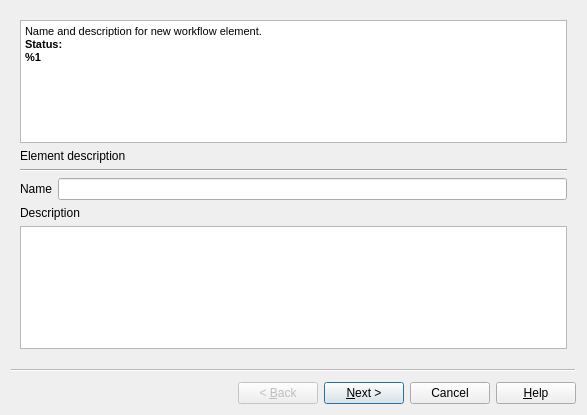
First picture: the form in src/plugins/workflow_designer/src/ui/ExternalProcessWorkerDialog.ui, repository violethaze74/ugene, before the edit.
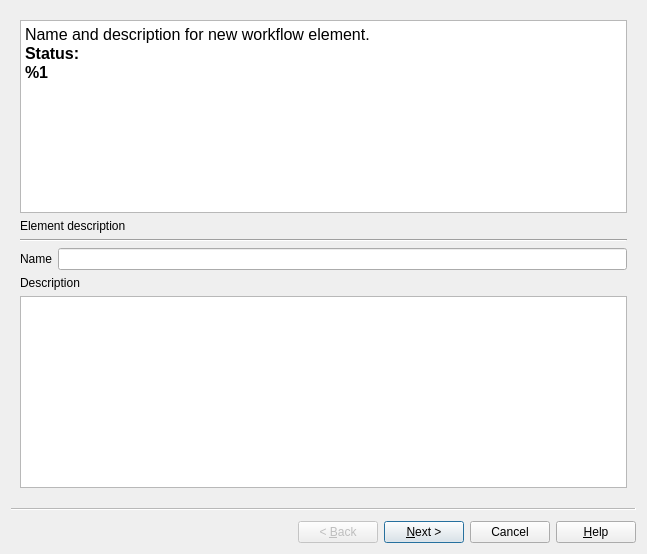
Second picture: the form after the edit.

Commit message: CreateExternalProcessDialog dialog layout fix

Patch:
```diff
--- a/src/plugins/workflow_designer/src/ui/ExternalProcessWorkerDialog.ui
+++ b/src/plugins/workflow_designer/src/ui/ExternalProcessWorkerDialog.ui
@@ -6,8 +6,8 @@
    <rect>
     <x>0</x>
     <y>0</y>
-    <width>587</width>
-    <height>415</height>
+    <width>647</width>
+    <height>554</height>
    </rect>
   </property>
   <property name="windowTitle">
@@ -21,6 +21,9 @@
   </property>
   <widget class="QWizardPage" name="wizardPage_2">
    <layout class="QVBoxLayout" name="verticalLayout_4">
+    <property name="sizeConstraint">
+     <enum>QLayout::SetMinAndMaxSize</enum>
+    </property>
     <item>
      <widget class="QTextEdit" name="descr1TextEdit">
       <property name="frameShape">
@@ -33,10 +36,10 @@
        <string>&lt;!DOCTYPE HTML PUBLIC &quot;-//W3C//DTD HTML 4.0//EN&quot; &quot;http://www.w3.org/TR/REC-html40/strict.dtd&quot;&gt;
 &lt;html&gt;&lt;head&gt;&lt;meta name=&quot;qrichtext&quot; content=&quot;1&quot; /&gt;&lt;style type=&quot;text/css&quot;&gt;
 p, li { white-space: pre-wrap; }
-&lt;/style&gt;&lt;/head&gt;&lt;body style=&quot; font-family:'MS Shell Dlg 2'; font-size:8.25pt; font-weight:400; font-style:normal;&quot;&gt;
-&lt;p style=&quot; margin-top:0px; margin-bottom:0px; margin-left:0px; margin-right:0px; -qt-block-indent:0; text-indent:0px;&quot;&gt;&lt;span style=&quot; font-size:8pt;&quot;&gt;Name and description for new workflow element.&lt;/span&gt;&lt;/p&gt;
-&lt;p style=&quot; margin-top:0px; margin-bottom:0px; margin-left:0px; margin-right:0px; -qt-block-indent:0; text-indent:0px;&quot;&gt;&lt;span style=&quot; font-size:8pt; font-weight:600;&quot;&gt;Status:&lt;/span&gt;&lt;/p&gt;
-&lt;p style=&quot; margin-top:0px; margin-bottom:0px; margin-left:0px; margin-right:0px; -qt-block-indent:0; text-indent:0px;&quot;&gt;&lt;span style=&quot; font-size:8pt; font-weight:600;&quot;&gt;%1&lt;/span&gt;&lt;/p&gt;&lt;/body&gt;&lt;/html&gt;</string>
+&lt;/style&gt;&lt;/head&gt;&lt;body style=&quot; font-family:'Lucida Grande'; font-size:13pt; font-weight:400; font-style:normal;&quot;&gt;
+&lt;p style=&quot; margin-top:0px; margin-bottom:0px; margin-left:0px; margin-right:0px; -qt-block-indent:0; text-indent:0px;&quot;&gt;&lt;span style=&quot; font-family:'MS Shell Dlg 2'; font-size:12pt;&quot;&gt;Name and description for new workflow element.&lt;/span&gt;&lt;/p&gt;
+&lt;p style=&quot; margin-top:0px; margin-bottom:0px; margin-left:0px; margin-right:0px; -qt-block-indent:0; text-indent:0px;&quot;&gt;&lt;span style=&quot; font-family:'MS Shell Dlg 2'; font-size:12pt; font-weight:600;&quot;&gt;Status:&lt;/span&gt;&lt;/p&gt;
+&lt;p style=&quot; margin-top:0px; margin-bottom:0px; margin-left:0px; margin-right:0px; -qt-block-indent:0; text-indent:0px;&quot;&gt;&lt;span style=&quot; font-family:'MS Shell Dlg 2'; font-size:12pt; font-weight:600;&quot;&gt;%1&lt;/span&gt;&lt;/p&gt;&lt;/body&gt;&lt;/html&gt;</string>
       </property>
      </widget>
     </item>
```
Left out of the diff: 33 changed lines with no effect on the pictures. The commit also changes 2 other files.
